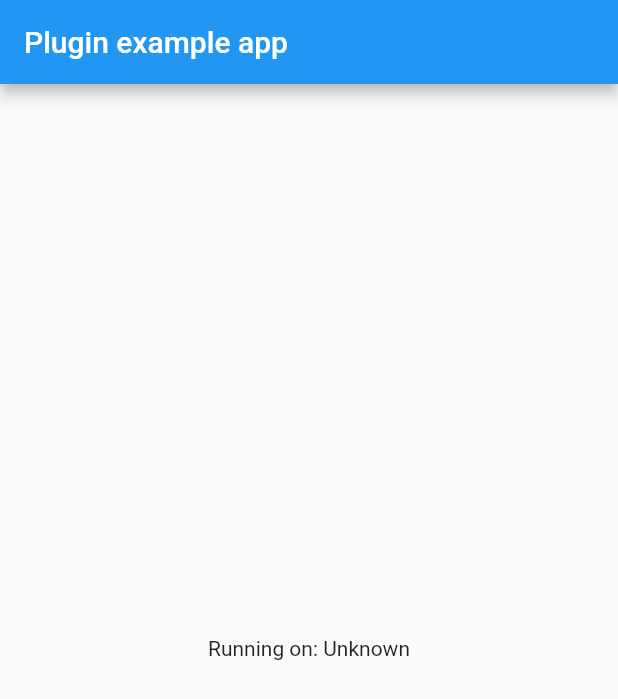
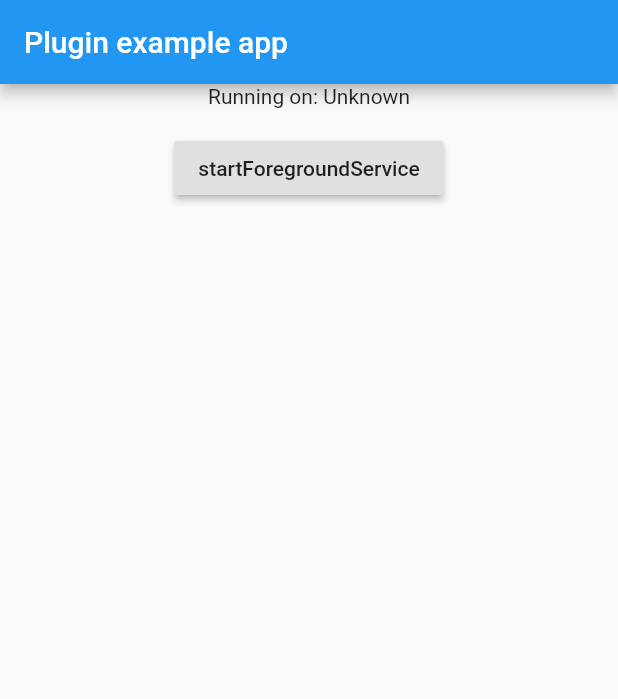
Before and after one commit to taojoe/flutter_so_service, a Flutter app: the screen it shows after launch, on a phone screen of 412 x 824 dp. Shown: the top 699 px of the screen. Run offline on Flutter 3.47's test engine with Material 2 defaults, Android fonts, the phone set to English and light mode, and no system bars.

Commit message:
增加测试代码

```diff
--- a/example/lib/main.dart
+++ b/example/lib/main.dart
@@ -40,6 +40,12 @@ class _MyAppState extends State<MyApp> {
     });
   }
 
+  startForegroundService() async{
+    await SoService.startForegroundService(
+      NotificationConfig(1, 'ic_launcher', 'title', 'content', 'subtext', true, true),
+      null);
+  }
+
   @override
   Widget build(BuildContext context) {
     return MaterialApp(
@@ -47,8 +53,16 @@ class _MyAppState extends State<MyApp> {
         appBar: AppBar(
           title: const Text('Plugin example app'),
         ),
-        body: Center(
-          child: Text('Running on: $_platformVersion\n'),
+        body: Column(
+          children: <Widget>[
+            Center(
+              child: Text('Running on: $_platformVersion\n'),
+            ),
+            RaisedButton(
+              child: Text('startForegroundService'),
+              onPressed : startForegroundService
+            )
+          ],
         ),
       ),
     );
```
Also changed, not shown: 2 other files.
